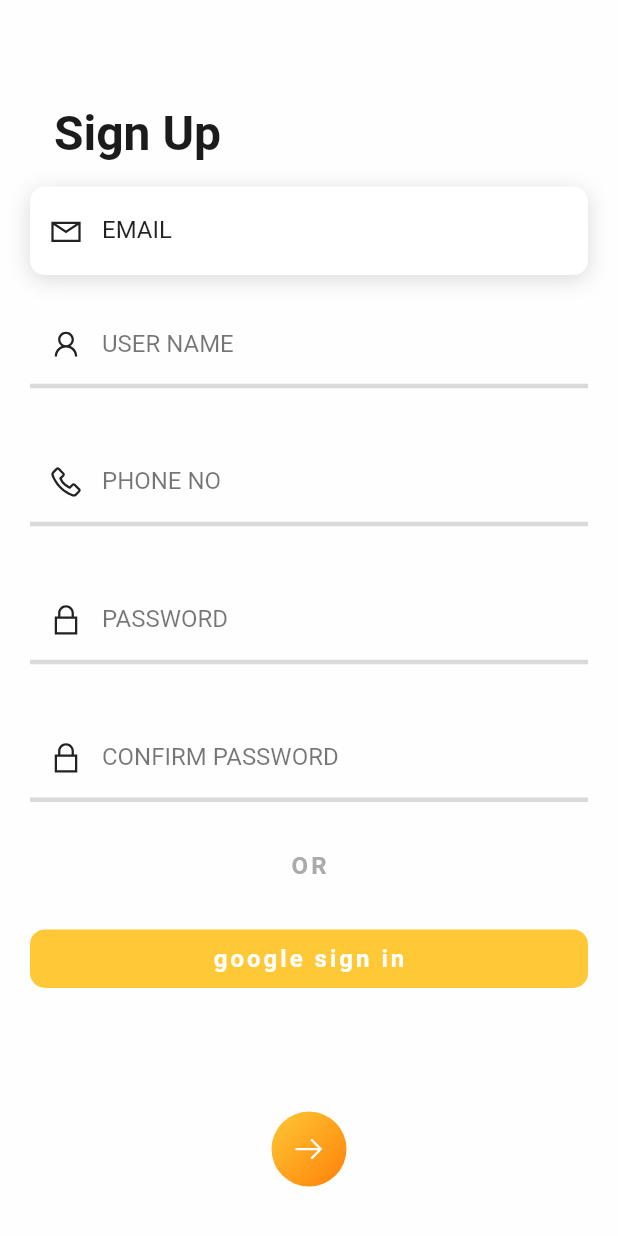
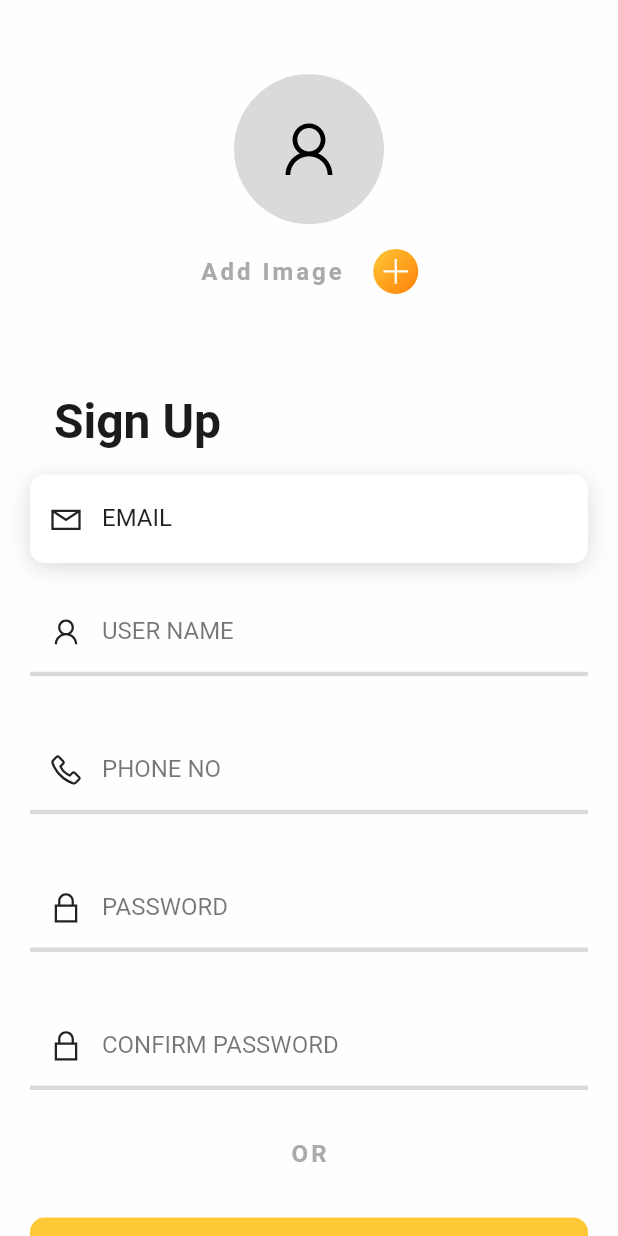
Before and after one commit to ajay963/auth_flow, a Flutter app: the SignUpPage screen opened directly, on a phone screen of 412 x 824 dp. Run offline on Flutter 3.47's test engine with Material 2 defaults, Android fonts, the phone set to English and light mode, and no system bars; our stand-ins replace cloud_firestore, firebase_auth, firebase_core, firebase_storage, google_fonts, google_sign_in and 2 more; accounts and stored records are empty.

Commit message:
image adding feature

```diff
--- a/lib/view/home.dart
+++ b/lib/view/home.dart
@@ -1,6 +1,5 @@
 import 'package:auth_flow/model/user_model.dart';
 import 'package:auth_flow/services/firestore_services.dart';
-
 import 'package:flutter/material.dart';
 import 'package:provider/provider.dart';
 import 'package:line_icons/line_icons.dart';
--- a/lib/view/signup.dart
+++ b/lib/view/signup.dart
@@ -1,9 +1,15 @@
+import 'dart:io';
+import 'dart:ui';
 import 'package:auth_flow/services/firestore_services.dart';
+import 'package:auth_flow/theme.dart';
 import 'package:auth_flow/widgets/buttons.dart';
+import 'package:auth_flow/widgets/custom_snakbars.dart';
 import 'package:auth_flow/widgets/textfield.dart';
 import 'package:flutter/material.dart';
+import 'package:line_icons/line_icon.dart';
 import 'package:line_icons/line_icons.dart';
 import 'package:provider/provider.dart';
+import 'package:image_picker/image_picker.dart';
 
 import '../services/auth_services.dart';
 
@@ -15,28 +21,74 @@ class SignUpPage extends StatefulWidget {
 }
 
 class _SignUpPageState extends State<SignUpPage> {
+  final ImagePicker _imagePicker = ImagePicker();
+  XFile? imageData;
   TextEditingController emailCtr = TextEditingController();
   TextEditingController nameCtr = TextEditingController();
   TextEditingController psdCtr = TextEditingController();
   TextEditingController cfrmPsdCtr = TextEditingController();
   TextEditingController phoneNoCtr = TextEditingController();
   @override
+  void dispose() {
+    // TODO: implement dispose
+
+    super.dispose();
+  }
+
+  @override
   Widget build(BuildContext context) {
+    void _getImage() async {
+      imageData = await _imagePicker.pickImage(source: ImageSource.gallery);
+      int imageDataLength = await imageData!.length();
+      if (imageDataLength > 10000) {
+        showSnackBar(context: context, text: 'Image size exceeds');
+      }
+      setState(() {});
+    }
+
     final authService = Provider.of<Authentication>(context);
     final firestoreServices = FirestoreServices();
     final TextTheme txtTheme = Theme.of(context).textTheme;
     final double height = MediaQuery.of(context).size.height;
 
     return Scaffold(
-      body: SingleChildScrollView(
-        padding: const EdgeInsets.symmetric(horizontal: 20),
-        physics: const BouncingScrollPhysics(),
-        child: SizedBox(
-          height: height,
+      body: SafeArea(
+        child: SingleChildScrollView(
+          padding: const EdgeInsets.symmetric(horizontal: 20),
+          physics: const BouncingScrollPhysics(),
           child: Column(
-            mainAxisAlignment: MainAxisAlignment.end,
+            mainAxisAlignment: MainAxisAlignment.start,
             crossAxisAlignment: CrossAxisAlignment.start,
             children: [
+              SizedBox(height: height * 0.06),
+              if (imageData != null)
+                Center(
+                  child: SizedBox(
+                    height: 100,
+                    width: 100,
+                    child: ClipRRect(
+                      borderRadius: BorderRadius.circular(50),
+                      child: Image.file(
+                        File(imageData!.path),
+                        fit: BoxFit.cover,
+                      ),
+                    ),
+                  ),
+                )
+              else
+                const Center(
+                  child: CircleAvatar(
+                      radius: 50,
+                      backgroundColor: kgreyShade1,
+                      child: Icon(
+                        LineIcons.user,
+                        size: 50,
+                        color: Colors.black,
+                      )),
+                ),
+              SizedBox(height: height * 0.02),
+              AddImageButton(onTap: () => _getImage()),
+              SizedBox(height: height * 0.08),
               Text('  Sign Up', style: txtTheme.displayMedium),
               SizedBox(height: height * 0.02),
               EmailField(controller: emailCtr),
--- a/lib/widgets/buttons.dart
+++ b/lib/widgets/buttons.dart
@@ -1,5 +1,6 @@
 import 'package:auth_flow/theme.dart';
 import 'package:flutter/material.dart';
+import 'package:line_icons/line_icons.dart';
 
 class CircularButton extends StatelessWidget {
   final IconData icon;
@@ -60,3 +61,25 @@ class KFlatButton extends StatelessWidget {
     );
   }
 }
+
+class AddImageButton extends StatelessWidget {
+  final Function() onTap;
+  const AddImageButton({Key? key, required this.onTap}) : super(key: key);
+
+  @override
+  Widget build(BuildContext context) {
+    final TextTheme txtTheme = Theme.of(context).textTheme;
+
+    return Center(
+      child: Row(
+        mainAxisAlignment: MainAxisAlignment.center,
+        crossAxisAlignment: CrossAxisAlignment.center,
+        children: [
+          Text('Add Image', style: txtTheme.bodySmall),
+          const SizedBox(width: 20),
+          CircularButton(icon: LineIcons.plus, radius: 30, onTap: onTap)
+        ],
+      ),
+    );
+  }
+}
```
Also changed, not shown: lib/services/firebase_storage.dart (added, +25 -0 lines).
